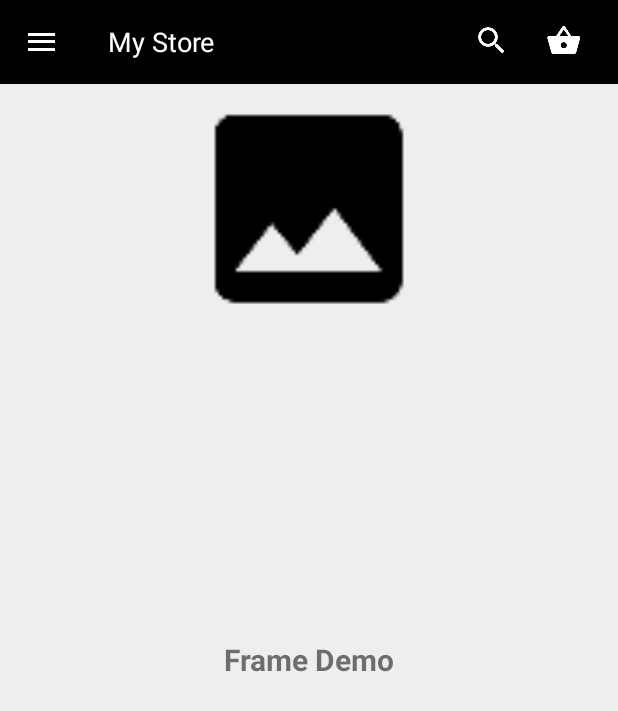
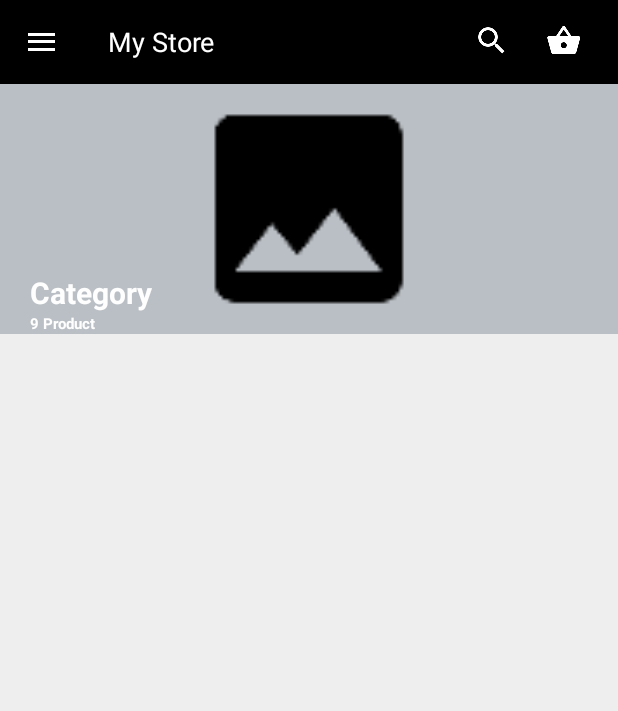
Before and after one commit to volsahin/E-Commerce, an Android app: the ScreenEActivity screen opened directly, with no data from a screen before it, on a phone screen of 412 x 824 dp. Shown: the top 711 px of the screen. Run offline under Robolectric (Android 15) with nearby library versions, the phone set to English and light mode, and no system bars; libraries missing offline, so code that uses them is left out: com.mikepenz.materialdrawer; 1 statement that could not run was skipped.

Commit message:
screen e row design

```diff
--- a/app/src/main/res/layout/screen_e_row.xml
+++ b/app/src/main/res/layout/screen_e_row.xml
@@ -1,20 +1,43 @@
 <?xml version="1.0" encoding="utf-8"?>
 <FrameLayout xmlns:android="http://schemas.android.com/apk/res/android"
-    android:layout_width="fill_parent"
-    android:layout_height="fill_parent">
+    android:layout_width="match_parent"
+    android:layout_height="wrap_content">
 
     <ImageView
         android:src="@drawable/ic_photo_black_48dp"
         android:scaleType="fitCenter"
         android:layout_height="250px"
-        android:layout_width="match_parent"/>
+        android:layout_width="match_parent"
+        android:background="@color/grey"/>
 
-    <TextView
-        android:text="Frame Demo"
-        android:textSize="30px"
-        android:textStyle="bold"
-        android:layout_height="fill_parent"
-        android:layout_width="fill_parent"
-        android:gravity="center"/>
+    <LinearLayout
+        android:layout_width="wrap_content"
+        android:layout_height="wrap_content"
+        android:layout_gravity="bottom|left"
+        android:orientation="vertical"
+        android:paddingLeft="20dp">
+
+        <TextView
+            android:text="Category"
+            android:textSize="20dp"
+            android:textStyle="bold"
+            android:layout_gravity="bottom|left"
+
+            android:layout_height="wrap_content"
+            android:layout_width="wrap_content"
+            android:textColor="@color/white"
+            android:id="@+id/ustText"/>
+
+        <TextView
+            android:layout_alignTop="@+id/ustText"
+            android:text="9 Product"
+            android:textSize="10dp"
+            android:textStyle="bold"
+
+            android:layout_height="wrap_content"
+            android:layout_width="wrap_content"
+            android:textColor="@color/white"/>
+
+    </LinearLayout>
 
 </FrameLayout>
```
